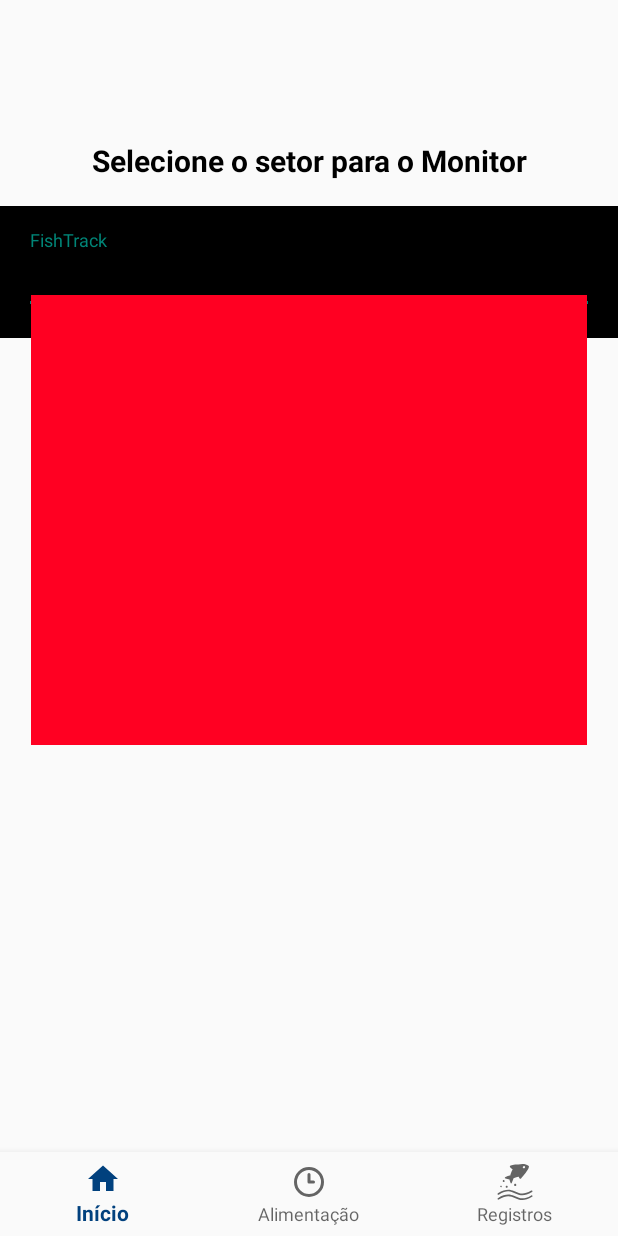
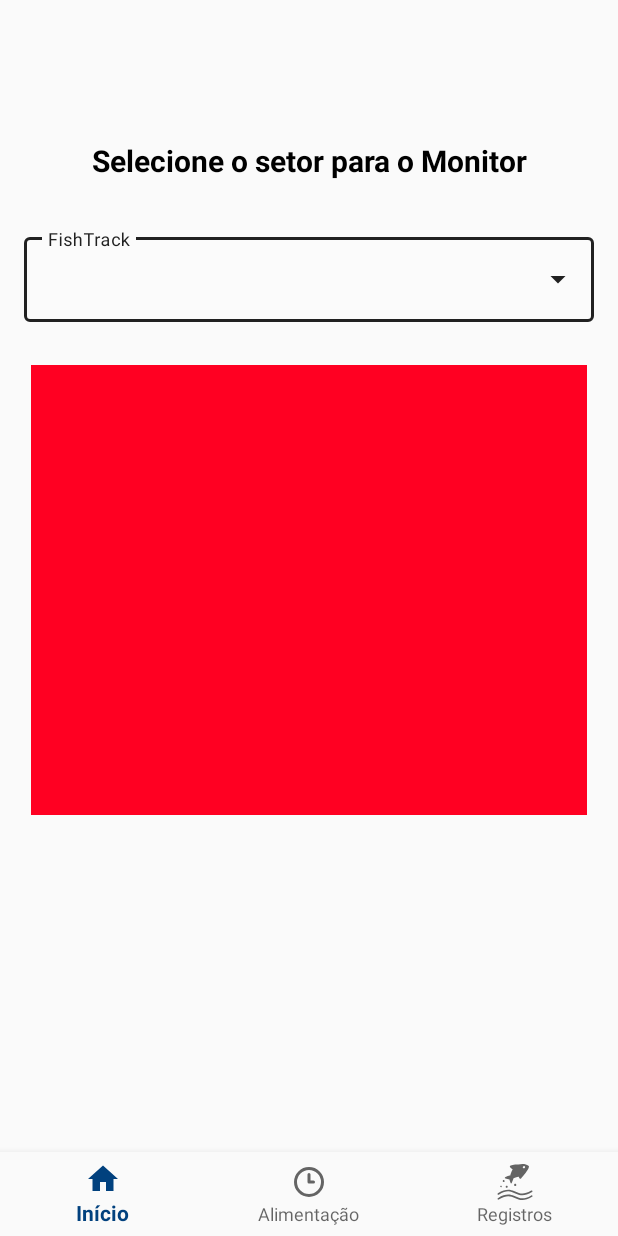
Before and after one commit to JuanSoftware/FishTrack, an Android app: the DropDownFragment screen opened directly, with no data from a screen before it, on a phone screen of 412 x 824 dp. Run offline under Robolectric (Android 15) with nearby library versions, the phone set to English and light mode, and no system bars; our stand-ins replace navigation-ui.

Commit message:
Adicionando um fragment dropdown no home

```diff
--- a/app/build.gradle
+++ b/app/build.gradle
@@ -32,7 +32,6 @@ android {
 }
 
 dependencies {
-
     implementation libs.appcompat
     implementation libs.material
     implementation libs.constraintlayout
--- a/app/src/main/java/com/example/fishtrack/activities/home/HomePageActivity.java
+++ b/app/src/main/java/com/example/fishtrack/activities/home/HomePageActivity.java
@@ -14,7 +14,6 @@ import com.example.fishtrack.databinding.ActivityHomePageBinding;
 public class HomePageActivity extends AppCompatActivity {
 
     private ActivityHomePageBinding binding;
-    private DropDownFragment dropDownFragment;
 
     @Override
     protected void onCreate(Bundle savedInstanceState) {
@@ -23,10 +22,6 @@ public class HomePageActivity extends AppCompatActivity {
         binding = ActivityHomePageBinding.inflate(getLayoutInflater());
         setContentView(binding.getRoot());
         NavController navController = Navigation.findNavController(this, R.id.nav_host_fragment_activity_home_page);
-        dropDownFragment = new DropDownFragment();
-        FragmentTransaction fragmentTransaction = getSupportFragmentManager().beginTransaction();
-        fragmentTransaction.replace(R.id.dropdown_menu,dropDownFragment);
-        fragmentTransaction.commit();
         NavigationUI.setupWithNavController(binding.navView, navController);
     }
 
--- a/app/src/main/java/com/example/fishtrack/activities/home/fragments/home_page/HomePageFragment.java
+++ b/app/src/main/java/com/example/fishtrack/activities/home/fragments/home_page/HomePageFragment.java
@@ -7,14 +7,17 @@ import android.view.ViewGroup;
 
 import androidx.annotation.NonNull;
 import androidx.fragment.app.Fragment;
+import androidx.fragment.app.FragmentTransaction;
 import androidx.lifecycle.ViewModelProvider;
 
+import com.example.fishtrack.R;
+import com.example.fishtrack.activities.shared.frames.DropDownFragment;
 import com.example.fishtrack.databinding.FragmentHomePageBinding;
 
 public class HomePageFragment extends Fragment {
 
     private FragmentHomePageBinding binding;
-
+    private DropDownFragment dropDownFragment;
     public View onCreateView(@NonNull LayoutInflater inflater,
                              ViewGroup container, Bundle savedInstanceState) {
         HomePageViewModel homeViewModel =
@@ -22,7 +25,10 @@ public class HomePageFragment extends Fragment {
 
         binding = FragmentHomePageBinding.inflate(inflater, container, false);
         View root = binding.getRoot();
-
+        dropDownFragment = new DropDownFragment();
+        FragmentTransaction fragmentTransaction = getChildFragmentManager().beginTransaction();
+        fragmentTransaction.replace(R.id.dropdown_menu,dropDownFragment);
+        fragmentTransaction.commit();
 //        final TextView textView = binding.textHome;
 //        homeViewModel.getText().observe(getViewLifecycleOwner(), textView::setText);
         return root;
--- a/app/src/main/java/com/example/fishtrack/activities/shared/frames/DropDownFragment.java
+++ b/app/src/main/java/com/example/fishtrack/activities/shared/frames/DropDownFragment.java
@@ -1,9 +1,12 @@
 package com.example.fishtrack.activities.shared.frames;
 
+import android.graphics.Color;
+import android.graphics.drawable.ColorDrawable;
 import android.os.Bundle;
 
 import androidx.fragment.app.Fragment;
 
+import android.text.InputType;
 import android.view.LayoutInflater;
 import android.view.View;
 import android.view.ViewGroup;
@@ -35,13 +38,14 @@ public class DropDownFragment extends Fragment {
         View viewFragment = inflater.inflate(R.layout.fragment_drop_down, container, false);
 
         autoCompleteTextView = viewFragment.findViewById(R.id.auto_complete_txt);
-        adapterItems = new ArrayAdapter<String>(getContext(), R.layout.list_item, items);
+        adapterItems = new ArrayAdapter<String>(getActivity(), R.layout.list_item, items);
+        autoCompleteTextView.setInputType(InputType.TYPE_NULL);
         autoCompleteTextView.setAdapter(adapterItems);
         autoCompleteTextView.setOnItemClickListener(new AdapterView.OnItemClickListener() {
             @Override
             public void onItemClick(AdapterView<?> parent, View view, int position, long id) {
                 String item = parent.getItemAtPosition(position).toString();
-                Toast.makeText(getContext(), item, Toast.LENGTH_SHORT).show();
+                Toast.makeText(getActivity(), item, Toast.LENGTH_SHORT).show();
             }
         });
         return viewFragment;
--- a/app/src/main/res/layout/fragment_drop_down.xml
+++ b/app/src/main/res/layout/fragment_drop_down.xml
@@ -3,15 +3,15 @@
     xmlns:tools="http://schemas.android.com/tools"
     android:layout_width="match_parent"
     android:layout_height="match_parent"
+    android:theme="@style/Theme.MaterialComponents.DayNight.DarkActionBar"
     tools:context=".activities.shared.frames.DropDownFragment">
 
     <com.google.android.material.textfield.TextInputLayout
         android:layout_width="match_parent"
         android:layout_height="wrap_content"
         android:layout_margin="16dp"
-        android:hint="@string/app_name">
-<!--        style="@style/Widget.MaterialComponents.TextInputLayout.OutlinedBox.ExposedDropdownMenu"-->
-<!--        >-->
+        android:hint="@string/app_name"
+        style="@style/Widget.MaterialComponents.TextInputLayout.OutlinedBox.ExposedDropdownMenu">
 
         <AutoCompleteTextView
             android:id="@+id/auto_complete_txt"
--- a/app/src/main/res/layout/fragment_home_page.xml
+++ b/app/src/main/res/layout/fragment_home_page.xml
@@ -29,7 +29,6 @@
         app:layout_constraintStart_toStartOf="parent"
         app:layout_constraintTop_toTopOf="parent"
         app:layout_constraintBottom_toBottomOf="parent"
-        android:background="@color/black"
         app:layout_constraintVertical_bias="0.12">
 
 
@@ -45,6 +44,6 @@
         app:layout_constraintStart_toStartOf="parent"
         app:layout_constraintTop_toTopOf="parent"
         app:layout_constraintBottom_toBottomOf="parent"
-        app:layout_constraintVertical_bias="0.3"/>
+        app:layout_constraintVertical_bias="0.4"/>
 
 </androidx.constraintlayout.widget.ConstraintLayout>
--- a/app/src/main/res/layout/list_item.xml
+++ b/app/src/main/res/layout/list_item.xml
@@ -1,8 +1,9 @@
-<?xml version="1.0" encoding="utf-8"?>
 <TextView xmlns:android="http://schemas.android.com/apk/res/android"
     android:layout_width="match_parent"
     android:layout_height="match_parent"
     android:padding="16dp"
+    android:textSize="16sp"
+    android:textStyle="bold"
     android:ellipsize="end"
     android:maxLines="1"
     android:textAppearance="?attr/textAppearanceSubtitle1"/>
--- a/app/src/main/res/values-night/themes.xml
+++ b/app/src/main/res/values-night/themes.xml
@@ -13,4 +13,10 @@
         <item name="android:statusBarColor">?attr/colorPrimaryVariant</item>
         <!-- Customize your theme here. -->
     </style>
+    <style name="Widget.MaterialComponents.TextInputLayout.OutlinedBox.ExposedDropdownMenu">
+        <item name="materialThemeOverlay">
+            @style/ThemeOverlay.MaterialComponents.AutoCompleteTextView.OutlinedBox
+        </item>
+        <item name="endIconMode">dropdown_menu</item>
+    </style>
 </resources>
--- a/app/src/main/res/values/themes.xml
+++ b/app/src/main/res/values/themes.xml
@@ -1,6 +1,6 @@
 <resources xmlns:tools="http://schemas.android.com/tools">
     <!-- Base application theme. -->
-    <style name="Theme.FishTrack" parent="Theme.AppCompat.DayNight.NoActionBar">
+    <style name="Theme.FishTrack" parent="Theme.AppCompat.Light.NoActionBar">
         <!-- Primary brand color. -->
         <item name="colorPrimary">#01417e</item>
         <item name="colorPrimaryVariant">@color/purple_700</item>
```
